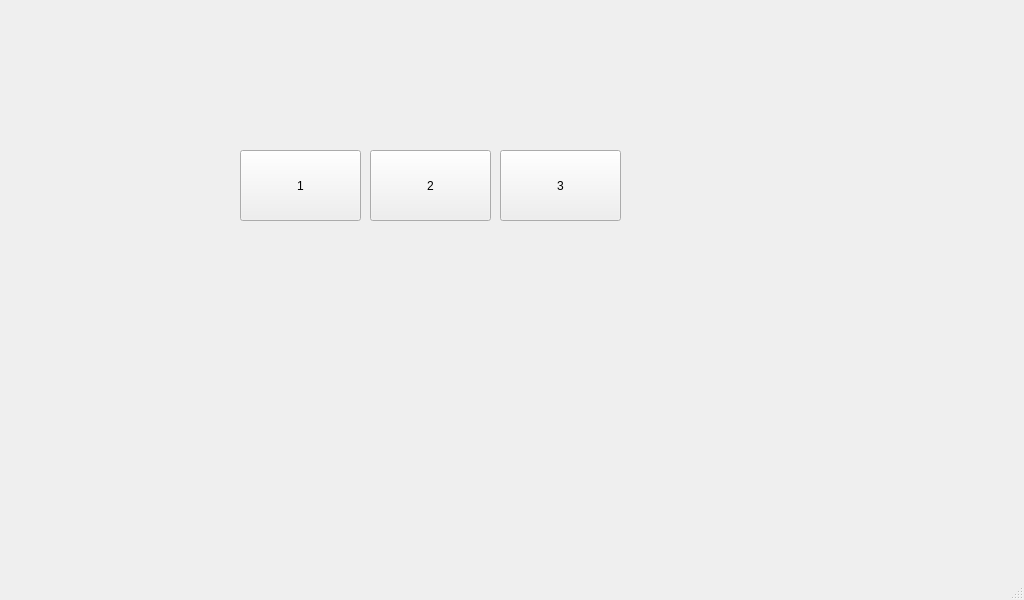
This is src/mainwindow.ui in pureartisan/mqtt-alarm-panel-ui as Qt 5 draws it before an edit. The edited form follows.
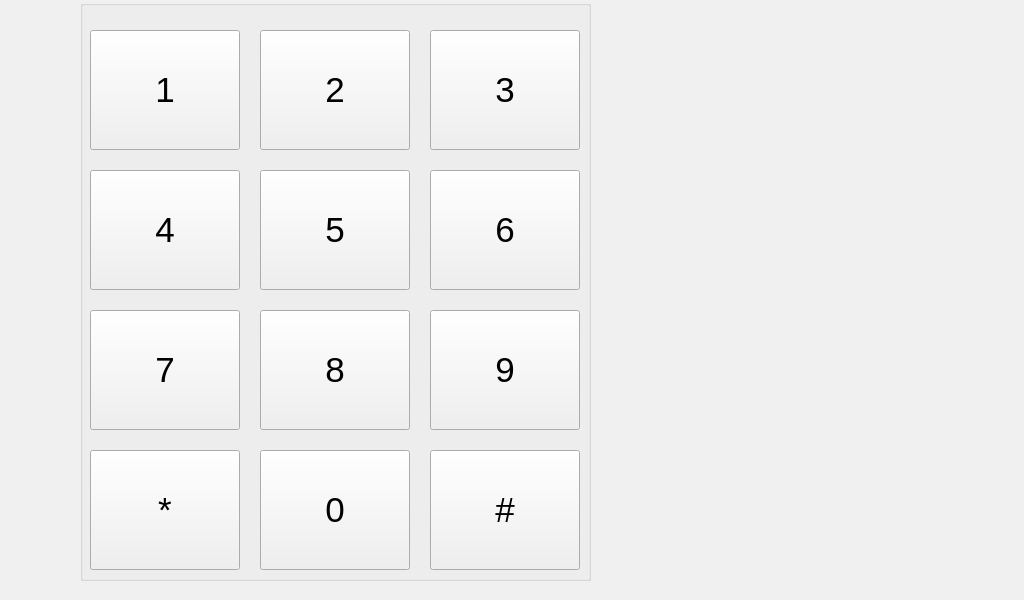
This is the edited form.

The edit to the form file:
```diff
--- a/src/mainwindow.ui
+++ b/src/mainwindow.ui
@@ -10,61 +10,421 @@
     <height>600</height>
    </rect>
   </property>
+  <property name="palette">
+   <palette>
+    <active>
+     <colorrole role="WindowText">
+      <brush brushstyle="SolidPattern">
+       <color alpha="255">
+        <red>3</red>
+        <green>169</green>
+        <blue>244</blue>
+       </color>
+      </brush>
+     </colorrole>
+     <colorrole role="Button">
+      <brush brushstyle="SolidPattern">
+       <color alpha="255">
+        <red>255</red>
+        <green>255</green>
+        <blue>255</blue>
+       </color>
+      </brush>
+     </colorrole>
+     <colorrole role="ButtonText">
+      <brush brushstyle="SolidPattern">
+       <color alpha="255">
+        <red>3</red>
+        <green>169</green>
+        <blue>244</blue>
+       </color>
+      </brush>
+     </colorrole>
+     <colorrole role="Base">
+      <brush brushstyle="SolidPattern">
+       <color alpha="255">
+        <red>255</red>
+        <green>255</green>
+        <blue>255</blue>
+       </color>
+      </brush>
+     </colorrole>
+     <colorrole role="Window">
+      <brush brushstyle="SolidPattern">
+       <color alpha="255">
+        <red>255</red>
+        <green>255</green>
+        <blue>255</blue>
+       </color>
+      </brush>
+     </colorrole>
+    </active>
+    <inactive>
+     <colorrole role="WindowText">
+      <brush brushstyle="SolidPattern">
+       <color alpha="255">
+        <red>0</red>
+        <green>0</green>
+        <blue>0</blue>
+       </color>
+      </brush>
+     </colorrole>
+     <colorrole role="Button">
+      <brush brushstyle="SolidPattern">
+       <color alpha="255">
+        <red>240</red>
+        <green>240</green>
+        <blue>240</blue>
+       </color>
+      </brush>
+     </colorrole>
+     <colorrole role="ButtonText">
+      <brush brushstyle="SolidPattern">
+       <color alpha="255">
+        <red>0</red>
+        <green>0</green>
+        <blue>0</blue>
+       </color>
+      </brush>
+     </colorrole>
+     <colorrole role="Base">
+      <brush brushstyle="SolidPattern">
+       <color alpha="255">
+        <red>255</red>
+        <green>255</green>
+        <blue>255</blue>
+       </color>
+      </brush>
+     </colorrole>
+     <colorrole role="Window">
+      <brush brushstyle="SolidPattern">
+       <color alpha="255">
+        <red>240</red>
+        <green>240</green>
+        <blue>240</blue>
+       </color>
+      </brush>
+     </colorrole>
+    </inactive>
+    <disabled>
+     <colorrole role="WindowText">
+      <brush brushstyle="SolidPattern">
+       <color alpha="255">
+        <red>120</red>
+        <green>120</green>
+        <blue>120</blue>
+       </color>
+      </brush>
+     </colorrole>
+     <colorrole role="Button">
+      <brush brushstyle="SolidPattern">
+       <color alpha="255">
+        <red>240</red>
+        <green>240</green>
+        <blue>240</blue>
+       </color>
+      </brush>
+     </colorrole>
+     <colorrole role="ButtonText">
+      <brush brushstyle="SolidPattern">
+       <color alpha="255">
+        <red>120</red>
+        <green>120</green>
+        <blue>120</blue>
+       </color>
+      </brush>
+     </colorrole>
+     <colorrole role="Base">
+      <brush brushstyle="SolidPattern">
+       <color alpha="255">
+        <red>240</red>
+        <green>240</green>
+        <blue>240</blue>
+       </color>
+      </brush>
+     </colorrole>
+     <colorrole role="Window">
+      <brush brushstyle="SolidPattern">
+       <color alpha="255">
+        <red>240</red>
+        <green>240</green>
+        <blue>240</blue>
+       </color>
+      </brush>
+     </colorrole>
+    </disabled>
+   </palette>
+  </property>
   <property name="windowTitle">
    <string>MainWindow</string>
   </property>
   <widget class="QWidget" name="centralwidget">
-   <widget class="QPushButton" name="btn_key_1">
+   <widget class="QGroupBox" name="grp_keypad">
     <property name="geometry">
      <rect>
-      <x>240</x>
-      <y>150</y>
-      <width>121</width>
-      <height>71</height>
+      <x>80</x>
+      <y>0</y>
+      <width>511</width>
+      <height>581</height>
      </rect>
     </property>
-    <property name="text">
-     <string>1</string>
+    <property name="title">
+     <string/>
     </property>
+    <widget class="QPushButton" name="btn_key_1">
+     <property name="geometry">
+      <rect>
+       <x>10</x>
+       <y>30</y>
+       <width>150</width>
+       <height>120</height>
+      </rect>
+     </property>
+     <property name="font">
+      <font>
+       <pointsize>26</pointsize>
+      </font>
+     </property>
+     <property name="focusPolicy">
+      <enum>Qt::NoFocus</enum>
+     </property>
+     <property name="text">
+      <string>1</string>
+     </property>
+    </widget>
+    <widget class="QPushButton" name="btn_key_2">
+     <property name="geometry">
+      <rect>
+       <x>180</x>
+       <y>30</y>
+       <width>150</width>
+       <height>120</height>
+      </rect>
+     </property>
+     <property name="font">
+      <font>
+       <pointsize>26</pointsize>
+      </font>
+     </property>
+     <property name="focusPolicy">
+      <enum>Qt::NoFocus</enum>
+     </property>
+     <property name="text">
+      <string>2</string>
+     </property>
+    </widget>
+    <widget class="QPushButton" name="btn_key_3">
+     <property name="geometry">
+      <rect>
+       <x>350</x>
+       <y>30</y>
+       <width>150</width>
+       <height>120</height>
+      </rect>
+     </property>
+     <property name="font">
+      <font>
+       <pointsize>26</pointsize>
+      </font>
+     </property>
+     <property name="focusPolicy">
+      <enum>Qt::NoFocus</enum>
+     </property>
+     <property name="text">
+      <string>3</string>
+     </property>
+    </widget>
+    <widget class="QPushButton" name="btn_key_4">
+     <property name="geometry">
+      <rect>
+       <x>10</x>
+       <y>170</y>
+       <width>150</width>
+       <height>120</height>
+      </rect>
+     </property>
+     <property name="font">
+      <font>
+       <pointsize>26</pointsize>
+      </font>
+     </property>
+     <property name="focusPolicy">
+      <enum>Qt::NoFocus</enum>
+     </property>
+     <property name="text">
+      <string>4</string>
+     </property>
+    </widget>
+    <widget class="QPushButton" name="btn_key_5">
+     <property name="geometry">
+      <rect>
+       <x>180</x>
+       <y>170</y>
+       <width>150</width>
+       <height>120</height>
+      </rect>
+     </property>
+     <property name="font">
+      <font>
+       <pointsize>26</pointsize>
+      </font>
+     </property>
+     <property name="focusPolicy">
+      <enum>Qt::NoFocus</enum>
+     </property>
+     <property name="text">
+      <string>5</string>
+     </property>
+    </widget>
+    <widget class="QPushButton" name="btn_key_6">
+     <property name="geometry">
+      <rect>
+       <x>350</x>
+       <y>170</y>
+       <width>150</width>
+       <height>120</height>
+      </rect>
+     </property>
+     <property name="font">
+      <font>
+       <pointsize>26</pointsize>
+      </font>
+     </property>
+     <property name="focusPolicy">
+      <enum>Qt::NoFocus</enum>
+     </property>
+     <property name="text">
+      <string>6</string>
+     </property>
+    </widget>
+    <widget class="QPushButton" name="btn_key_7">
+     <property name="geometry">
+      <rect>
+       <x>10</x>
+       <y>310</y>
+       <width>150</width>
+       <height>120</height>
+      </rect>
+     </property>
+     <property name="font">
+      <font>
+       <pointsize>26</pointsize>
+      </font>
+     </property>
+     <property name="focusPolicy">
+      <enum>Qt::NoFocus</enum>
+     </property>
+     <property name="text">
+      <string>7</string>
+     </property>
+    </widget>
+    <widget class="QPushButton" name="btn_key_8">
+     <property name="geometry">
+      <rect>
+       <x>180</x>
+       <y>310</y>
+       <width>150</width>
+       <height>120</height>
+      </rect>
+     </property>
+     <property name="font">
+      <font>
+       <pointsize>26</pointsize>
+      </font>
+     </property>
+     <property name="focusPolicy">
+      <enum>Qt::NoFocus</enum>
+     </property>
+     <property name="text">
+      <string>8</string>
+     </property>
+    </widget>
+    <widget class="QPushButton" name="btn_key_9">
+     <property name="geometry">
+      <rect>
+       <x>350</x>
+       <y>310</y>
+       <width>150</width>
+       <height>120</height>
+      </rect>
+     </property>
+     <property name="font">
+      <font>
+       <pointsize>26</pointsize>
+      </font>
+     </property>
+     <property name="focusPolicy">
+      <enum>Qt::NoFocus</enum>
+     </property>
+     <property name="text">
+      <string>9</string>
+     </property>
+    </widget>
+    <widget class="QPushButton" name="btn_key_0">
+     <property name="geometry">
+      <rect>
+       <x>180</x>
+       <y>450</y>
+       <width>150</width>
+       <height>120</height>
+      </rect>
+     </property>
+     <property name="font">
+      <font>
+       <pointsize>26</pointsize>
+      </font>
+     </property>
+     <property name="focusPolicy">
+      <enum>Qt::NoFocus</enum>
+     </property>
+     <property name="text">
+      <string>0</string>
+     </property>
+    </widget>
+    <widget class="QPushButton" name="btn_key_asterics">
+     <property name="geometry">
+      <rect>
+       <x>10</x>
+       <y>450</y>
+       <width>150</width>
+       <height>120</height>
+      </rect>
+     </property>
+     <property name="font">
+      <font>
+       <pointsize>26</pointsize>
+      </font>
+     </property>
+     <property name="focusPolicy">
+      <enum>Qt::NoFocus</enum>
+     </property>
+     <property name="text">
+      <string>*</string>
+     </property>
+    </widget>
+    <widget class="QPushButton" name="btn_key_hash">
+     <property name="geometry">
+      <rect>
+       <x>350</x>
+       <y>450</y>
+       <width>150</width>
+       <height>120</height>
+      </rect>
+     </property>
+     <property name="font">
+      <font>
+       <pointsize>26</pointsize>
+      </font>
+     </property>
+     <property name="focusPolicy">
+      <enum>Qt::NoFocus</enum>
+     </property>
+     <property name="text">
+      <string>#</string>
+     </property>
+    </widget>
    </widget>
-   <widget class="QPushButton" name="btn_key_2">
-    <property name="geometry">
-     <rect>
-      <x>370</x>
-      <y>150</y>
-      <width>121</width>
-      <height>71</height>
-     </rect>
-    </property>
-    <property name="text">
-     <string>2</string>
-    </property>
-   </widget>
-   <widget class="QPushButton" name="btn_key_3">
-    <property name="geometry">
-     <rect>
-      <x>500</x>
-      <y>150</y>
-      <width>121</width>
-      <height>71</height>
-     </rect>
-    </property>
-    <property name="text">
-     <string>3</string>
-    </property>
-   </widget>
   </widget>
-  <widget class="QMenuBar" name="menubar">
-   <property name="geometry">
-    <rect>
-     <x>0</x>
-     <y>0</y>
-     <width>1024</width>
-     <height>21</height>
-    </rect>
-   </property>
-  </widget>
-  <widget class="QStatusBar" name="statusbar"/>
  </widget>
  <resources/>
  <connections/>
```
Left out of the diff: 3 changed lines with no effect on the pictures.
